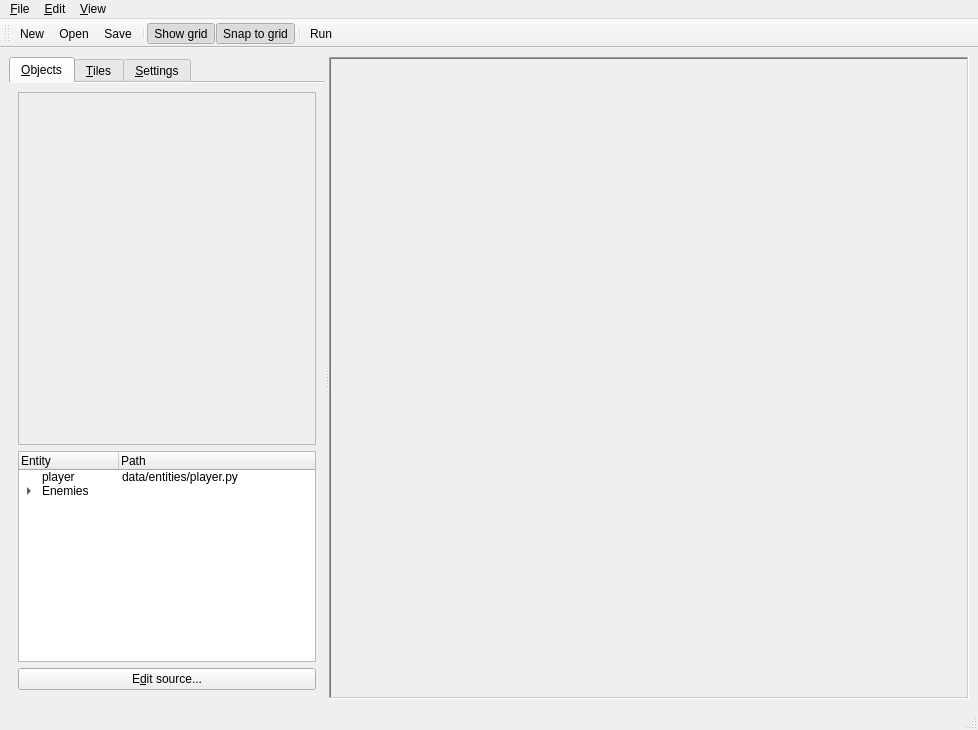
First picture: the form in designer/editor.ui, repository dlon/game1editor, before the edit.
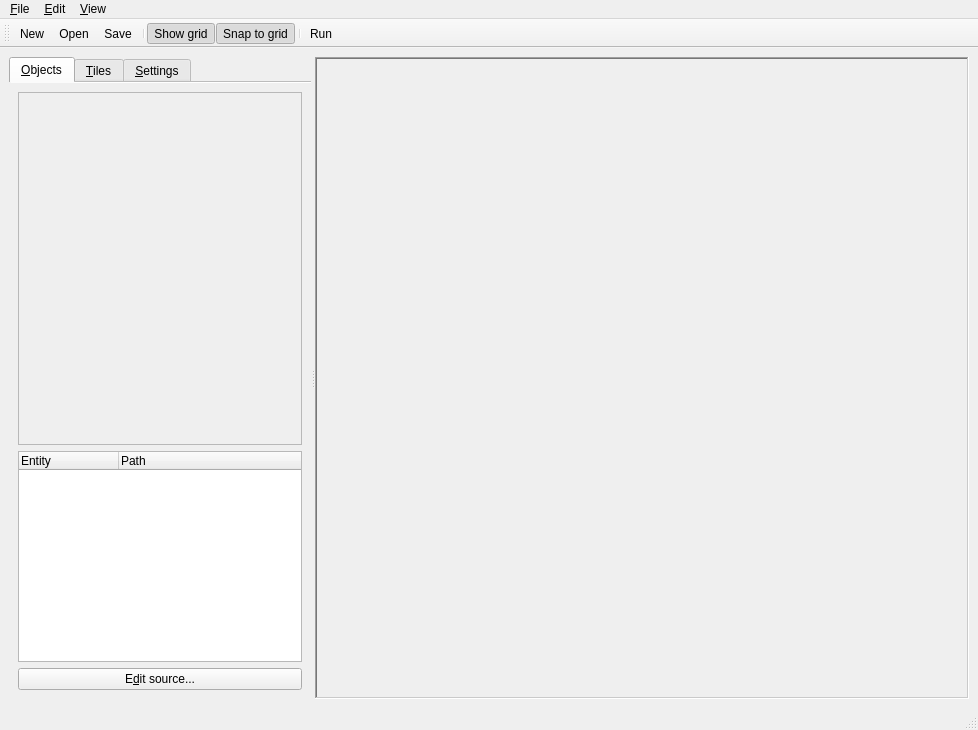
Second picture: the form after the edit. Icons and pictures are not drawn.

Commit message: list entities in entities.json

```diff
--- a/designer/editor.ui
+++ b/designer/editor.ui
@@ -83,30 +83,6 @@
                <string>Path</string>
               </property>
              </column>
-             <item>
-              <property name="text">
-               <string>player</string>
-              </property>
-              <property name="text">
-               <string>data/entities/player.py</string>
-              </property>
-             </item>
-             <item>
-              <property name="text">
-               <string>Enemies</string>
-              </property>
-              <property name="text">
-               <string/>
-              </property>
-              <item>
-               <property name="text">
-                <string>monster</string>
-               </property>
-               <property name="text">
-                <string>data/entities/enemies/monster1.py</string>
-               </property>
-              </item>
-             </item>
             </widget>
            </item>
            <item>
```
The commit also changes 2 other files.
